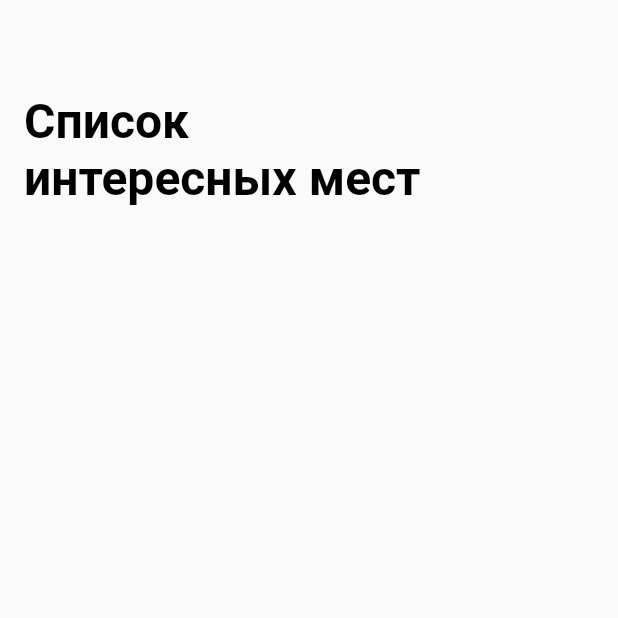
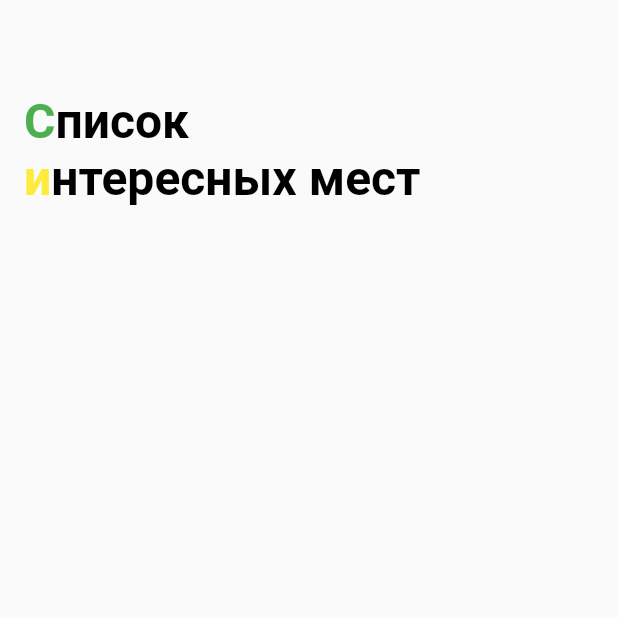
Before and after one commit to pzu-pp/surf-flutter-course-trufmanov, a Flutter app: the screen it shows after launch, on a phone screen of 412 x 824 dp, the top half of it. Run offline on Flutter 3.47's test engine with Material 2 defaults, Android fonts, the phone set to English and light mode, and no system bars; Roboto replaces fonts that are missing (Roboto-Regular.ttf).

Commit message:
4-2-2-RichText

```diff
--- a/lib/ui/screen/sight_list_screen.dart
+++ b/lib/ui/screen/sight_list_screen.dart
@@ -14,18 +14,39 @@ class _SightListScreenState extends State<SightListScreen> {
         backgroundColor: Colors.transparent,
         elevation: 0,
         toolbarHeight: 200,
-        title: Text(
-          'Список\nинтересных мест',
+        title: RichText(
+          text: TextSpan(
+            children: [
+              TextSpan(
+                text: 'С',
+                style: TextStyle(
+                  color: Colors.green
+                )
+              ),
+              TextSpan(
+                text: 'писок\n'
+              ),
+              TextSpan(
+                text: 'и',
+                style: TextStyle(
+                  color: Colors.yellow
+                )
+              ),
+              TextSpan(
+                text: 'нтересных мест'
+              ),
+            ],
+            style: TextStyle(
+              color: Colors.black,
+              fontFamily: 'Roboto-Regular.ttf',
+              fontSize: 32,
+              fontWeight: FontWeight.bold,
+            ),
+          ),
           textAlign: TextAlign.left,
           maxLines: 2,
-          style: TextStyle(
-            color: Colors.black,
-            fontFamily: 'Roboto-Regular.ttf',
-            fontSize: 32,
-            fontWeight: FontWeight.bold,
-          ),
         ),
-      )
+      ),
     );
   }
 }
```
